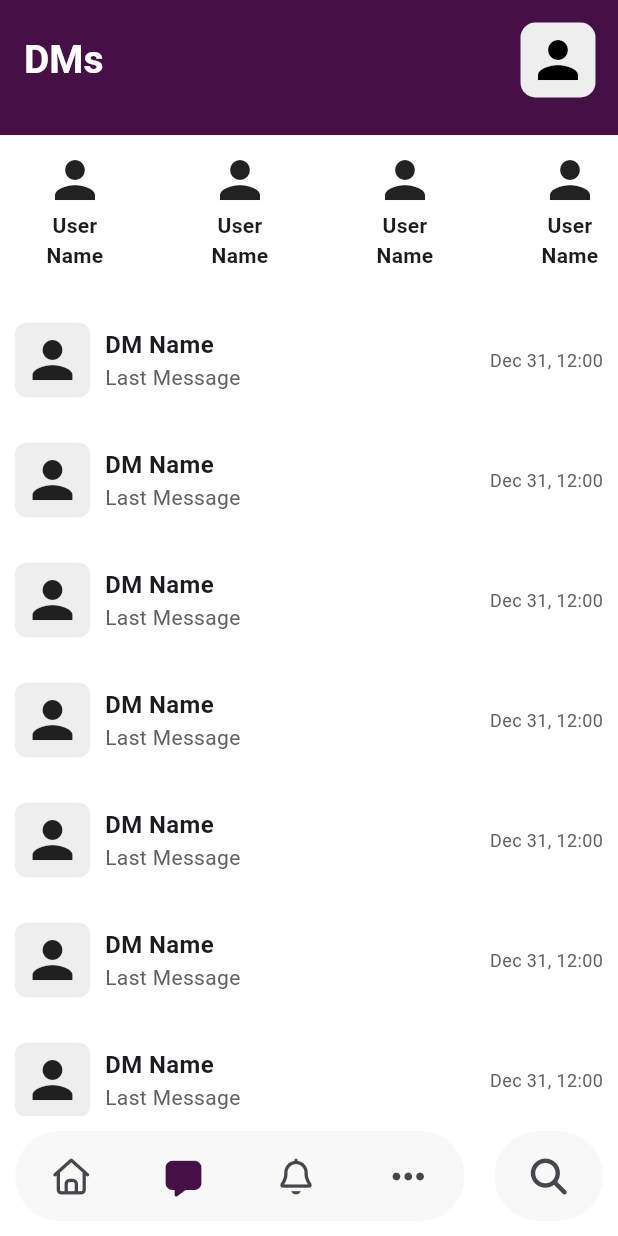
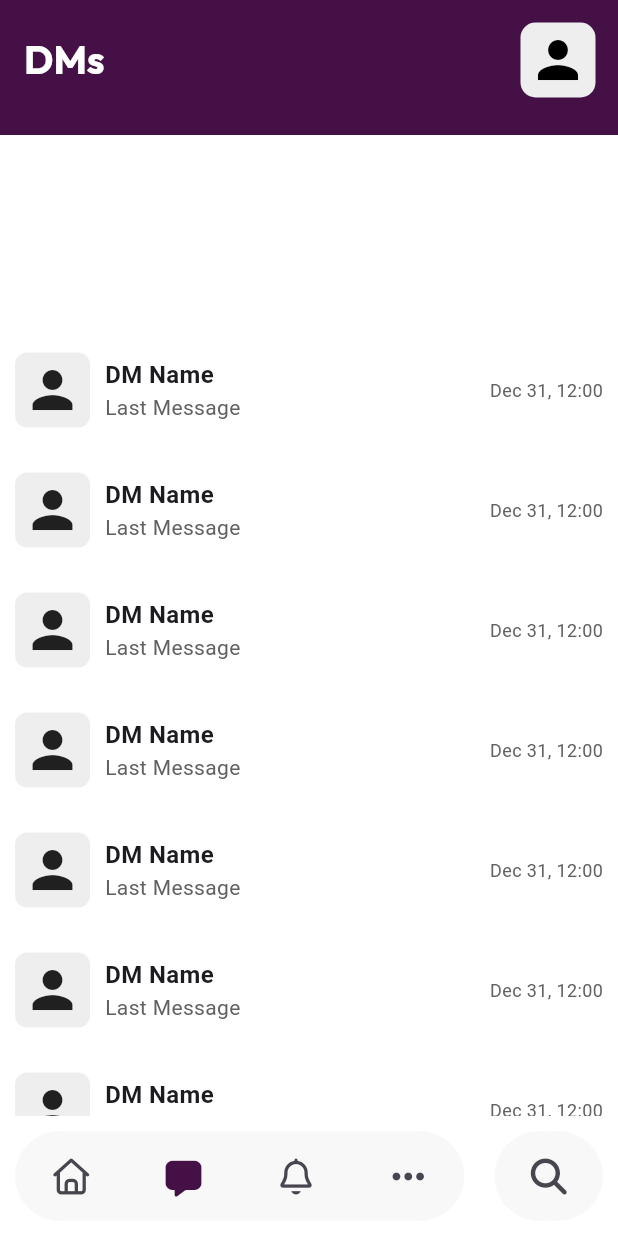
Before and after one commit to leeerrrrmmm/Slack-Clone-, a Flutter app: the screen it shows after launch, item 2 of the bottom bar chosen, on a phone screen of 412 x 824 dp. Run offline on Flutter 3.47's test engine with Material 3 defaults, Android fonts, the light colour scheme and no system bars; our stand-ins replace firebase_core, font_awesome_flutter; accounts and stored records are empty.

Commit message:
Feat: Added user fetching and display functionality to DirrectScreen

```diff
--- a/lib/view/dirrect/dirrect_screen.dart
+++ b/lib/view/dirrect/dirrect_screen.dart
@@ -1,5 +1,8 @@
 import 'package:flutter/material.dart';
-import 'package:slaac/view/dirrect/widgets/dirrect_info_main_widget.dart';
+import 'package:slaac/data/model/user_model.dart';
+import 'package:slaac/data/services/user_services/fetch_user_service.dart';
+import 'package:slaac/view/dirrect/widgets/d_ms_list.dart';
+import 'package:slaac/view/dirrect/widgets/top_user_list.dart';
 import 'package:slaac/view/home/widgets/user_info_button.dart';
 
 /// DirrectScreen is the screen that displays the direct messages of the app.
@@ -12,17 +15,57 @@ class DirrectScreen extends StatefulWidget {
 }
 
 class _DirrectScreenState extends State<DirrectScreen> {
+  Future<List<UserModel>>? _usersFuture;
+
+  @override
+  void initState() {
+    super.initState();
+    _usersFuture = FetchUserService().fetchAllUsers();
+  }
+
   @override
   Widget build(BuildContext context) {
-    return const PopScope(
+    return PopScope(
       canPop: false,
       child: Scaffold(
         backgroundColor: Colors.white,
-        body: CustomScrollView(
-          physics: BouncingScrollPhysics(),
+        body: FutureBuilder<List<UserModel>>(
+          future: _usersFuture,
+          builder: (_, snapshot) {
+            if (snapshot.connectionState == ConnectionState.waiting) {
+              return const Center(
+                child: CircularProgressIndicator(),
+              );
+            }
+
+            if (snapshot.hasError) {
+              return Center(
+                child: Column(
+                  mainAxisAlignment: MainAxisAlignment.center,
+                  children: [
+                    const Icon(
+                      Icons.error_outline,
+                      size: 48,
+                      color: Colors.red,
+                    ),
+                    const SizedBox(height: 16),
+                    Text(
+                      'Error: ${snapshot.error}',
+                      style: const TextStyle(color: Colors.red),
+                      textAlign: TextAlign.center,
+                    ),
+                  ],
+                ),
+              );
+            }
+
+            final users = snapshot.data ?? [];
+
+            return CustomScrollView(
+              physics: const BouncingScrollPhysics(),
               slivers: <Widget>[
                 /// App Bar
-            SliverAppBar(
+                const SliverAppBar(
                   backgroundColor: Color(0xFF441045),
                   expandedHeight: 90.0,
                   toolbarHeight: 80,
@@ -33,6 +76,7 @@ class _DirrectScreenState extends State<DirrectScreen> {
                       color: Colors.white,
                       fontSize: 26,
                       fontWeight: FontWeight.bold,
+                      fontFamily: 'Out',
                     ),
                   ),
                   actions: [
@@ -40,8 +84,21 @@ class _DirrectScreenState extends State<DirrectScreen> {
                   ],
                 ),
 
-            DirrectMainInfoWidget(),
+                /// Users List
+                SliverToBoxAdapter(
+                  child: Container(
+                    margin: const EdgeInsets.only(top: 10),
+                    child: TopUserList(users: users),
+                  ),
+                ),
+
+                /// DMs List
+                const SliverToBoxAdapter(
+                  child: DMsList(),
+                ),
               ],
+            );
+          },
         ),
       ),
     );
--- a/lib/view/dirrect/widgets/dirrect_info_main_widget.dart
+++ b/lib/view/dirrect/widgets/dirrect_info_main_widget.dart
@@ -1,11 +1,16 @@
 import 'package:flutter/material.dart';
+import 'package:slaac/data/model/user_model.dart';
 import 'package:slaac/view/dirrect/widgets/d_ms_list.dart';
 import 'package:slaac/view/dirrect/widgets/top_user_list.dart';
 
 /// DirrectMainInfoWidget is the widget that displays the main information of the dirrect screen. */
-class DirrectMainInfoWidget extends StatelessWidget {
+class DirrectInfoMainWidget extends StatelessWidget {
+  /// The list of users to display.
+  final List<UserModel> users;
+
   /// Constructs a new DirrectMainInfoWidget.
-  const DirrectMainInfoWidget({
+  const DirrectInfoMainWidget({
+    required this.users,
     super.key,
   });
 
@@ -16,13 +21,13 @@ class DirrectMainInfoWidget extends StatelessWidget {
       child: Container(
         margin: const EdgeInsets.only(top: 10),
         width: double.infinity,
-        child: const Column(
+        child: Column(
           children: [
             /// Users List
-            TopUserList(),
+            TopUserList(users: users),
 
             //DMs List
-            DMsList(),
+            const DMsList(),
           ],
         ),
       ),
--- a/lib/view/dirrect/widgets/top_user_list.dart
+++ b/lib/view/dirrect/widgets/top_user_list.dart
@@ -2,39 +2,44 @@ import 'package:flutter/material.dart';
 
 /// TopUserList is the widget that displays the top users of the app.
 class TopUserList extends StatelessWidget {
+  /// The list of users to display.
+  final List<UserModel> users;
+
   /// Constructs a new TopUserList.
   const TopUserList({
+    required this.users,
     super.key,
   });
 
   @override
   Widget build(BuildContext context) {
-    return SingleChildScrollView(
-      scrollDirection: Axis.horizontal,
-      child: Row(
-        children: List.generate(
-          10,
-          (_) => Container(
+    return SizedBox(
+      height: 120,
+      child: ListView.builder(
+        scrollDirection: Axis.horizontal,
+        itemCount: users.length,
+        itemBuilder: (_, index) {
+          return Container(
             margin: const EdgeInsets.only(right: 10),
             width: 100,
             height: 100,
-            child: const Column(
+            child: Column(
               children: [
-                Center(child: Icon(Icons.person, size: 40)),
+                const Center(child: Icon(Icons.person, size: 40)),
                 Center(
                   child: Text(
                     textAlign: TextAlign.center,
-                    'User\nName',
-                    style: TextStyle(
-                      fontSize: 14,
+                    users[index].name,
+                    style: const TextStyle(
+                      fontSize: 12,
                       fontWeight: FontWeight.bold,
                     ),
                   ),
                 ),
               ],
             ),
-          ),
-        ),
+          );
+        },
       ),
     );
   }
```
Lines whose indentation alone changed are shown as unchanged.
